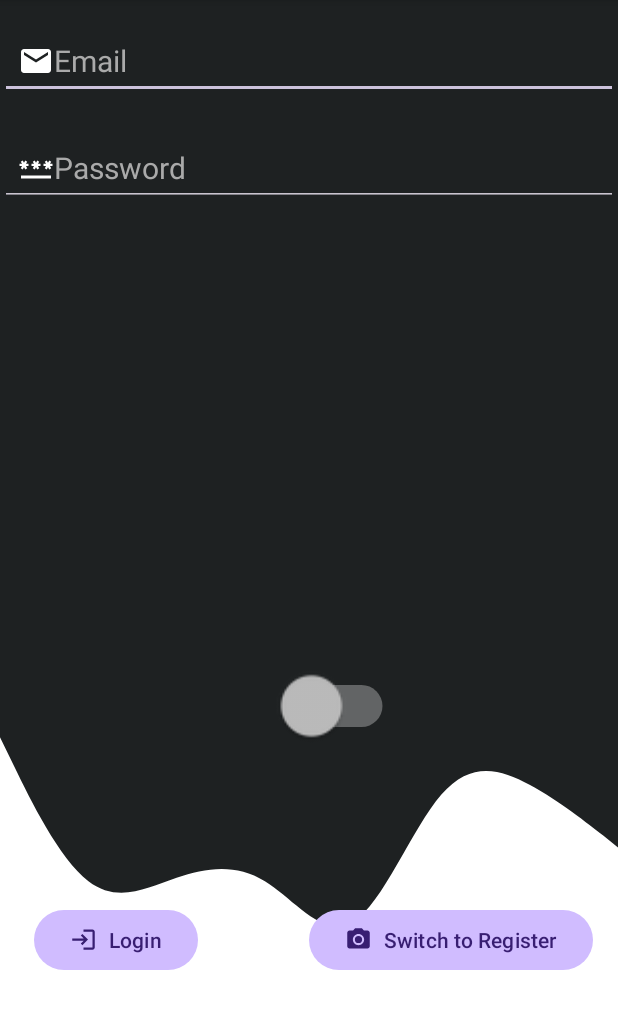
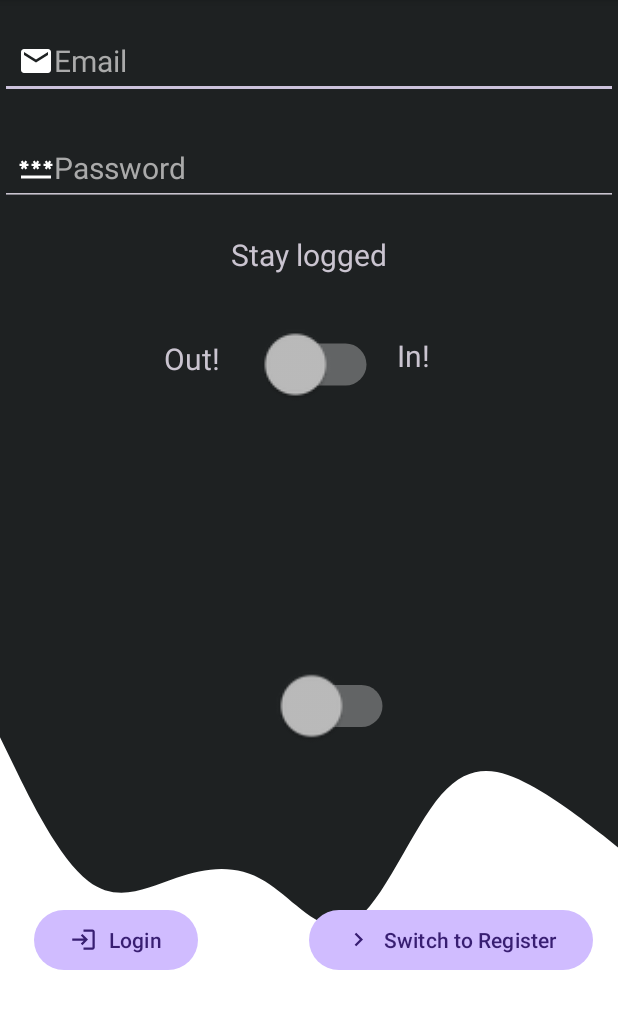
Before and after one commit to huthuthiddeli/DermaAI, an Android app: the screen it shows after launch (LoginActivity), on a phone screen of 412 x 824 dp, the part 96-1125 px from its top. Run offline under Robolectric (Android 15) with nearby library versions, the phone set to English and light mode, and no system bars.

Commit message:
Android: StayloggedIn Feature

```diff
--- a/src/Android/app/src/main/java/com/example/dermaai_android_140/ui/accountinfo/AccountinfoFragment.kt
+++ b/src/Android/app/src/main/java/com/example/dermaai_android_140/ui/accountinfo/AccountinfoFragment.kt
@@ -54,6 +54,8 @@
             val switchToRegisterBtn = view.findViewById<Button>(R.id.switchToRegisterBtn)
             val loginBtn = view.findViewById<Button>(R.id.loginBtn)
 
+            val stayLoggedInContainer = view.findViewById<View>(R.id.stayLoggedInContainer)
+
             switchToRegisterBtn.setOnClickListener {
                 parentFragmentManager.beginTransaction()
                     .replace(R.id.fragment_placeholder_accountinfo, AccountinfoFragment.newInstance(false))
--- a/src/Android/app/src/main/java/com/example/dermaai_android_140/ui/accountinfo/AccountinfoViewModel.kt
+++ b/src/Android/app/src/main/java/com/example/dermaai_android_140/ui/accountinfo/AccountinfoViewModel.kt
@@ -21,15 +21,31 @@
 
     private val loginRepo: LoginRepoImpl by KoinJavaComponent.inject(LoginRepoImpl::class.java)
 
-    private val _user = MutableLiveData<User?>()
-    val user: LiveData<User?> get() = _user
+    private val _email = MutableLiveData<String>()
+    val email: LiveData<String> get() = _email
+
+    private val _password = MutableLiveData<String>()
+    val password: LiveData<String> get() = _password
 
     private val _isLoggedIn = MutableLiveData<Boolean>()
     val isLoggedIn: LiveData<Boolean> get() = _isLoggedIn
 
+    private val _stayLoggedIn = MutableLiveData<Boolean>()
+    val stayLoggedIn: LiveData<Boolean> get() = _stayLoggedIn
+
+
+    fun setStayLoggedIn(stayLoggedIn: Boolean)
+    {
+        _stayLoggedIn.value = stayLoggedIn
+    }
 
     fun login(email : String, password : String)
     {
+        if(stayLoggedIn.value == true)
+        {
+
+        }
+
         viewModelScope.launch(Dispatchers.IO) {
 
             val loginDeferred = async(Dispatchers.IO) {
@@ -51,5 +67,4 @@
         println()
     }
 
-
 }
--- a/src/Android/app/src/main/java/com/example/dermaai_android_140/ui/home/HomeFragment.kt
+++ b/src/Android/app/src/main/java/com/example/dermaai_android_140/ui/home/HomeFragment.kt
@@ -29,7 +29,6 @@
         val root: View = binding.root
 
 
-
         return root
     }
 
--- a/src/Android/app/src/main/java/com/example/dermaai_android_140/ui/photo/PhotoViewModel.kt
+++ b/src/Android/app/src/main/java/com/example/dermaai_android_140/ui/photo/PhotoViewModel.kt
@@ -28,7 +28,6 @@
 
     private lateinit var tmpImage : File
 
-
     private val imageRepo: ImageRepoImpl by KoinJavaComponent.inject(ImageRepoImpl::class.java)
 
     fun requestCameraPermission()
@@ -46,7 +45,6 @@
         _currentImage.postValue(photoFile)
     }
 
-
     fun setTmpImage(tmpImage : File)
     {
         this.tmpImage = tmpImage
--- /dev/null
+++ b/src/Android/app/src/main/java/com/example/dermaai_android_140/ui/stayLoggedIn/StayLoggedInFragment.kt
@@ -0,0 +1,35 @@
+package com.example.dermaai_android_140.ui.stayLoggedIn
+
+import android.os.Bundle
+import android.view.LayoutInflater
+import android.view.View
+import android.view.ViewGroup
+import android.widget.Switch
+import androidx.fragment.app.Fragment
+import androidx.fragment.app.viewModels
+import com.example.dermaai_android_140.R
+import com.example.dermaai_android_140.ui.accountinfo.AccountinfoViewModel
+
+
+class StayLoggedInFragment : Fragment() {
+    override fun onCreateView(
+        inflater: LayoutInflater,
+        container: ViewGroup?,
+        savedInstanceState: Bundle?
+    ): View? {
+
+        val view = inflater.inflate(R.layout.fragment_stay_logged_in, container, false)
+        val accountInfoViewModel: AccountinfoViewModel by viewModels()
+
+        val switch : Switch = view.findViewById<Switch>(R.id.stayLoggedInSwitch)
+
+
+        switch.setOnCheckedChangeListener { _, isChecked ->
+            accountInfoViewModel.setStayLoggedIn(isChecked)
+        }
+
+        return view
+
+
+    }
+}
--- /dev/null
+++ b/src/Android/app/src/main/res/drawable/ic_switchleft.xml
@@ -0,0 +1,5 @@
+<vector xmlns:android="http://schemas.android.com/apk/res/android" android:autoMirrored="true" android:height="24dp" android:tint="#000000" android:viewportHeight="24" android:viewportWidth="24" android:width="24dp">
+
+    <path android:fillColor="@android:color/white" android:pathData="M15.41,16.59L10.83,12l4.58,-4.59L14,6l-6,6 6,6 1.41,-1.41z"/>
+
+</vector>
--- /dev/null
+++ b/src/Android/app/src/main/res/drawable/ic_switchright.xml
@@ -0,0 +1,5 @@
+<vector xmlns:android="http://schemas.android.com/apk/res/android" android:autoMirrored="true" android:height="24dp" android:tint="#000000" android:viewportHeight="24" android:viewportWidth="24" android:width="24dp">
+
+    <path android:fillColor="@android:color/white" android:pathData="M8.59,16.59L13.17,12 8.59,7.41 10,6l6,6 -6,6 -1.41,-1.41z"/>
+
+</vector>
--- a/src/Android/app/src/main/res/layout/content_main.xml
+++ b/src/Android/app/src/main/res/layout/content_main.xml
@@ -6,6 +6,7 @@
     android:layout_height="match_parent"
     app:layout_behavior="@string/appbar_scrolling_view_behavior"
     tools:showIn="@layout/app_bar_main">
+
 
     <fragment
         android:id="@+id/nav_host_fragment_content_main"
--- a/src/Android/app/src/main/res/layout/fragment_accountinfo_login.xml
+++ b/src/Android/app/src/main/res/layout/fragment_accountinfo_login.xml
@@ -61,7 +61,18 @@
         app:layout_constraintStart_toStartOf="parent"
         app:layout_constraintTop_toTopOf="parent"
         app:layout_constraintVertical_bias="0.846"
-        app:icon="@drawable/ic_menu_camera"/>
+        app:icon="@drawable/ic_switchright"/>
+
+    <androidx.fragment.app.FragmentContainerView
+        android:id="@+id/stayLoggedInContainer"
+        android:name="com.example.dermaai_android_140.ui.stayLoggedIn.StayLoggedInFragment"
+        android:layout_width="397dp"
+        android:layout_height="523dp"
+        app:layout_constraintBottom_toBottomOf="parent"
+        app:layout_constraintEnd_toEndOf="parent"
+        app:layout_constraintStart_toStartOf="parent"
+        app:layout_constraintTop_toBottomOf="@+id/editTextPassword"
+        app:layout_constraintVertical_bias="0.251" />
 
 
 </androidx.constraintlayout.widget.ConstraintLayout>
--- a/src/Android/app/src/main/res/layout/fragment_accountinfo_register.xml
+++ b/src/Android/app/src/main/res/layout/fragment_accountinfo_register.xml
@@ -63,7 +63,8 @@
         app:layout_constraintHorizontal_bias="0.934"
         app:layout_constraintStart_toStartOf="parent"
         app:layout_constraintTop_toTopOf="parent"
-        app:layout_constraintVertical_bias="0.846" />
+        app:layout_constraintVertical_bias="0.846"
+        app:icon="@drawable/ic_switchleft"/>
 
     <Button
         android:id="@+id/registerBtn"
--- /dev/null
+++ b/src/Android/app/src/main/res/layout/fragment_stay_logged_in.xml
@@ -0,0 +1,68 @@
+<?xml version="1.0" encoding="utf-8"?>
+<androidx.constraintlayout.widget.ConstraintLayout xmlns:android="http://schemas.android.com/apk/res/android"
+    xmlns:app="http://schemas.android.com/apk/res-auto"
+    xmlns:tools="http://schemas.android.com/tools"
+    tools:context=".MainActivity"
+    android:layout_width="match_parent"
+    android:layout_height="match_parent">
+
+
+    <TextView
+        android:id="@+id/stayLogged"
+        android:layout_width="200dp"
+        android:layout_height="67dp"
+        android:ems="10"
+        android:inputType="none"
+        android:text="@string/login_staylogged"
+        android:textAlignment="center"
+        android:textSize="20dp"
+        app:layout_constraintBottom_toTopOf="@+id/stayLoggedInSwitch"
+        app:layout_constraintEnd_toEndOf="parent"
+        app:layout_constraintHorizontal_bias="0.497"
+        app:layout_constraintStart_toStartOf="parent"
+        app:layout_constraintTop_toTopOf="parent"
+        app:layout_constraintVertical_bias="0.51" />
+
+    <TextView
+        android:id="@+id/loggedIn"
+        android:layout_width="98dp"
+        android:layout_height="64dp"
+        android:text="@string/login_loggedIn"
+        android:textAlignment="viewStart"
+        android:textSize="20dp"
+        app:layout_constraintBottom_toBottomOf="parent"
+        app:layout_constraintEnd_toEndOf="parent"
+        app:layout_constraintHorizontal_bias="0.452"
+        app:layout_constraintStart_toEndOf="@+id/stayLoggedInSwitch"
+        app:layout_constraintTop_toTopOf="parent"
+        app:layout_constraintVertical_bias="0.134" />
+
+    <Switch
+        android:id="@+id/stayLoggedInSwitch"
+        android:layout_width="71dp"
+        android:layout_height="55dp"
+        android:scaleX="2"
+        android:scaleY="2"
+        android:textSize="10sp"
+        app:layout_constraintBottom_toBottomOf="parent"
+        app:layout_constraintEnd_toEndOf="parent"
+        app:layout_constraintHorizontal_bias="0.464"
+        app:layout_constraintStart_toStartOf="parent"
+        app:layout_constraintTop_toTopOf="parent"
+        app:layout_constraintVertical_bias="0.114" />
+
+    <TextView
+        android:id="@+id/loggedOut"
+        android:layout_width="84dp"
+        android:layout_height="62dp"
+        android:text="@string/login_loggedOut"
+        android:textAlignment="viewEnd"
+        android:textSize="20dp"
+        app:layout_constraintBottom_toBottomOf="parent"
+        app:layout_constraintEnd_toStartOf="@+id/stayLoggedInSwitch"
+        app:layout_constraintHorizontal_bias="0.824"
+        app:layout_constraintStart_toStartOf="parent"
+        app:layout_constraintTop_toTopOf="parent"
+        app:layout_constraintVertical_bias="0.137" />
+
+</androidx.constraintlayout.widget.ConstraintLayout>
--- a/src/Android/app/src/main/res/values/strings.xml
+++ b/src/Android/app/src/main/res/values/strings.xml
@@ -15,18 +15,29 @@
     <string name="menu_gallery">Results</string>
     <string name="menu_photo">Photo</string>
 
+    <string name="home_whatIsDermaAI">Was ist DermaAI?</string>
+    <string name="home_purposeDesc">DermaAI ist eine Android-App, die künstliche Intelligenz nutzt, um pigmentierte Hautläsionen zu analysieren und zu klassifizieren.Du kannst Bilder deiner Hautläsionen hochladen, und die App liefert in Echtzeit präzise Einschätzungen, ob es sich um gutartige oder bösartige Veränderungen handelt.</string>
+    <string name="home_desktopApp">Zusätlich zur Android-App stellt dieses Projekt noch eine Desktop-Anwendung bereit, die unter folgendem Link erhältlich ist!</string>
+    <string name="home_desktopAppLink">Hier!</string>
+    <string name="login_staylogged">Stay logged</string>
+
+    <string name="login_loggedIn">In!</string>
+    <string name="login_loggedOut">Out!</string>
+
     <string name="fragment_loginBtn">Login</string>
     <string name="fragment_RegisterBtn">Register</string>
     <string name="fragment_SwitchToRegisterBtn">Switch to Register</string>
     <string name="fragment_SwitchToLoginBtn">Switch to Login</string>
 
-    <string name ="take_photo">Take Photo</string>
-    <string name ="view_results">View Results</string>
-    <string name ="app_title">DermaAI</string>
+    <string name="take_photo">Take Photo</string>
+    <string name="view_results">View Results</string>
+    <string name="app_title">DermaAI</string>
 
     <string name="base">baseurl.com/</string>
     <string name="loginController">loginController/</string>
     <string name="loginEndpoint">login</string>
+    <!-- TODO: Remove or change this placeholder text -->
+    <string name="hello_blank_fragment">Hello blank fragment</string>
 
 
 </resources>
```
Also changed, not shown: src/Android/app/src/main/res/layout/fragment_home.xml (+32 -18 lines).
